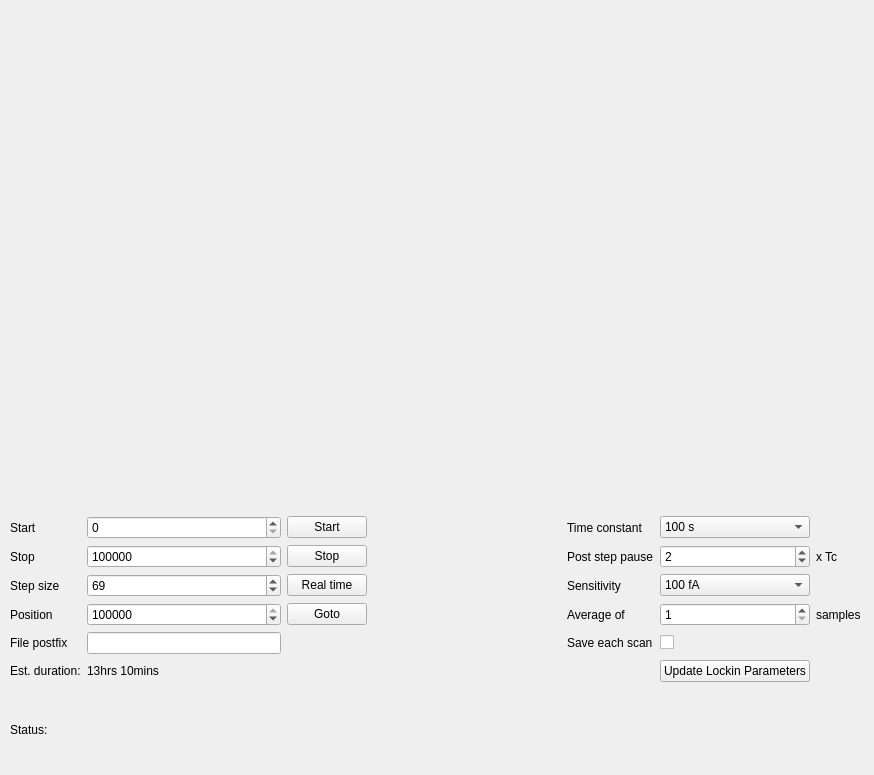
Before: the Qt Designer form MainWindow.ui in earik87/light, drawn with Qt 5.
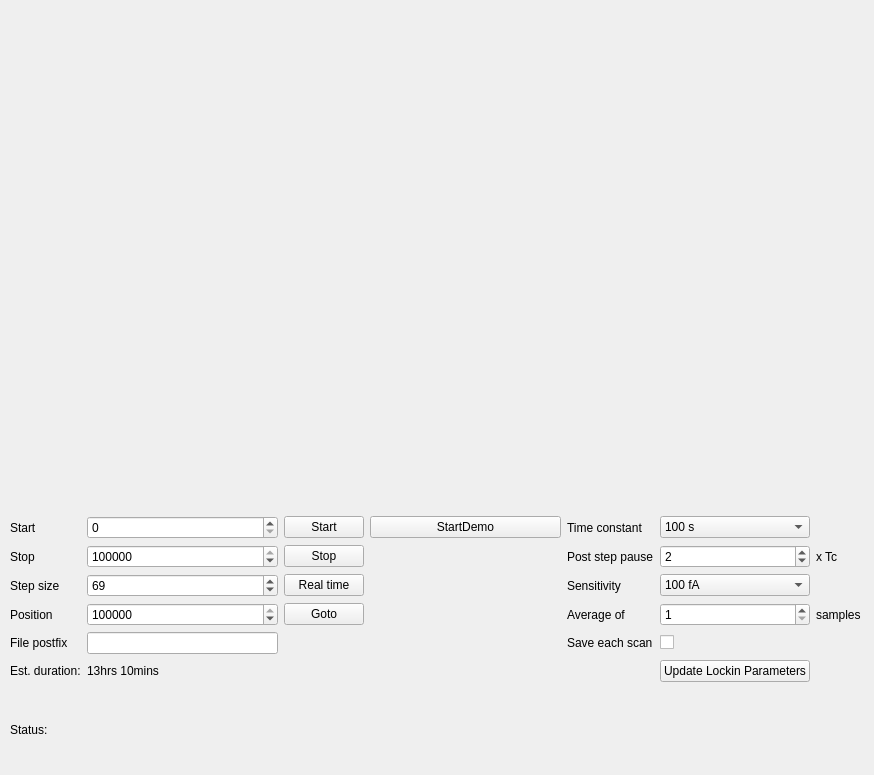
After: the same form once the commit is applied.

Commit message: Added new button to plot demo thz signal.

The edit to the form file:
```diff
--- a/MainWindow.ui
+++ b/MainWindow.ui
@@ -118,6 +118,25 @@
          </property>
         </widget>
        </item>
+        <item row="0" column="3">
+        <widget class="QPushButton" name="btnStartDemo">
+         <property name="text">
+          <string notr="true">StartDemo</string>
+         </property>
+         <property name="shortcut">
+          <string notr="true"/>
+         </property>
+         <property name="autoDefault">
+          <bool>false</bool>
+         </property>
+         <property name="default">
+          <bool>false</bool>
+         </property>
+         <property name="flat">
+          <bool>false</bool>
+         </property>
+        </widget>
+       </item>
        <item row="2" column="2">
         <widget class="QPushButton" name="btnRealtime">
          <property name="text">
```
The commit also changes 3 other files.
